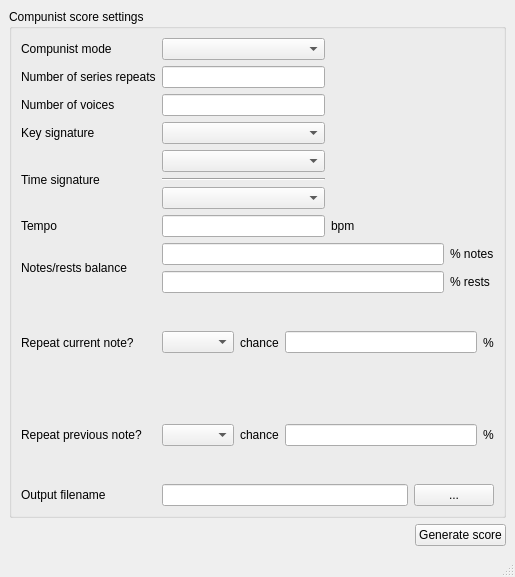
This is compunist.ui in HarmaEverts/Dodecaphonist as Qt 5 draws it before an edit. The edited form follows.
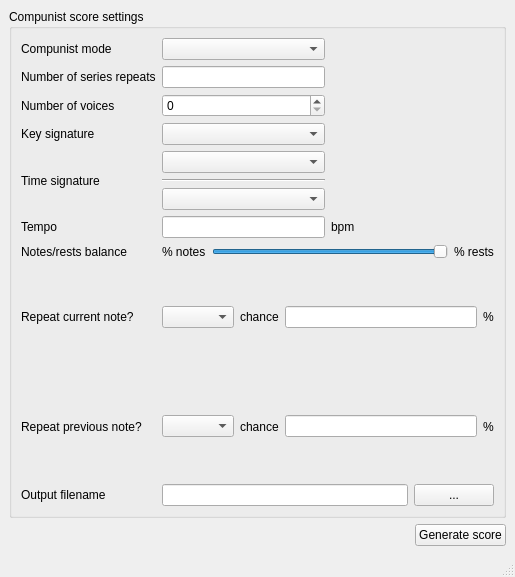
This is the edited form.

Commit message: Set up slider + labels for notes/rests, and added some drop-down list options.

The edit to the form file:
```diff
--- a/compunist.ui
+++ b/compunist.ui
@@ -23,9 +23,6 @@
       <layout class="QGridLayout" name="gridLayout_3">
        <item row="0" column="0">
         <layout class="QGridLayout" name="gridLayout_2">
-         <item row="2" column="1">
-          <widget class="QLineEdit" name="no_of_voices"/>
-         </item>
          <item row="9" column="0">
           <widget class="QLabel" name="label_7">
            <property name="text">
@@ -125,26 +122,36 @@
          </item>
          <item row="6" column="1" colspan="2">
           <layout class="QGridLayout" name="gridLayout">
-           <item row="0" column="0">
-            <widget class="QLineEdit" name="notes_percentage"/>
-           </item>
            <item row="0" column="1">
-            <widget class="QLabel" name="label_9">
-             <property name="text">
-              <string>% notes</string>
+            <widget class="QSlider" name="notes_rests_slider">
+             <property name="maximum">
+              <number>100</number>
+             </property>
+             <property name="sliderPosition">
+              <number>100</number>
+             </property>
+             <property name="orientation">
+              <enum>Qt::Horizontal</enum>
              </property>
             </widget>
            </item>
-           <item row="1" column="0">
-            <widget class="QLineEdit" name="rests_percentage"/>
-           </item>
-           <item row="1" column="1">
-            <widget class="QLabel" name="label_10">
+           <item row="0" column="3">
+            <widget class="QLabel" name="percent_rests">
              <property name="text">
               <string>% rests</string>
              </property>
             </widget>
            </item>
+           <item row="0" column="0">
+            <widget class="QLabel" name="percent_notes">
+             <property name="text">
+              <string>% notes</string>
+             </property>
+             <property name="buddy">
+              <cstring>notes_rests_slider</cstring>
+             </property>
+            </widget>
+           </item>
           </layout>
          </item>
          <item row="5" column="2">
@@ -242,6 +249,9 @@
          <item row="1" column="1">
           <widget class="QLineEdit" name="no_of_repeats"/>
          </item>
+         <item row="2" column="1">
+          <widget class="QSpinBox" name="no_of_voices"/>
+         </item>
         </layout>
        </item>
       </layout>
```
Left out of the diff: 33 changed lines with no effect on the pictures. The commit also changes 2 other files.
